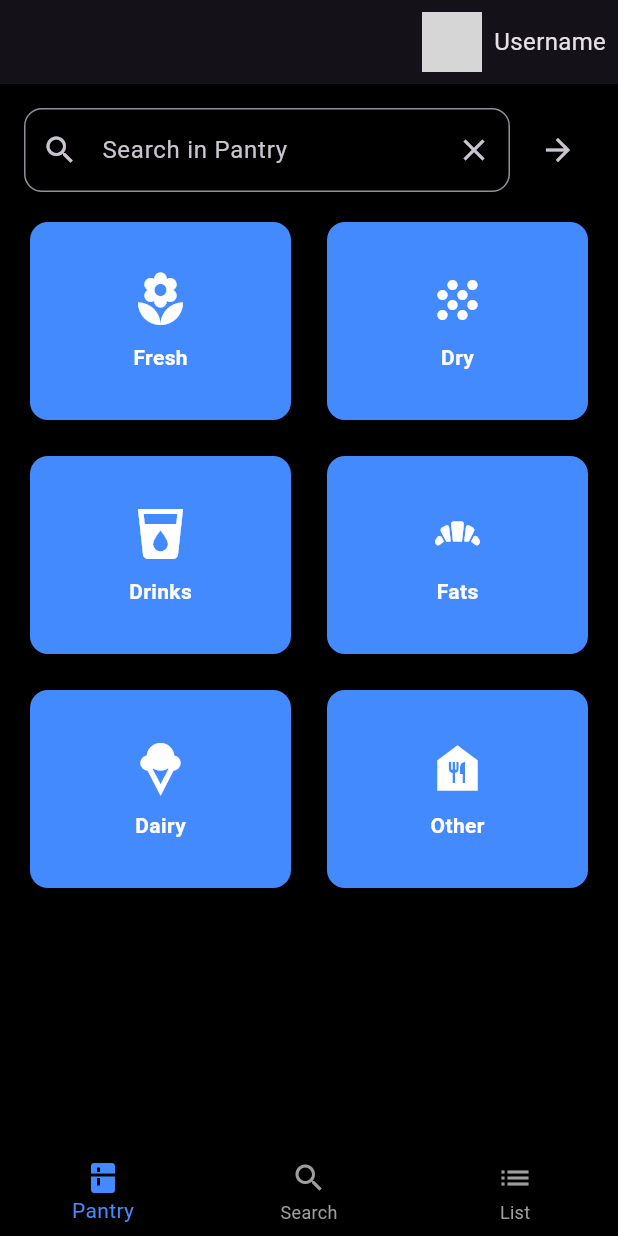
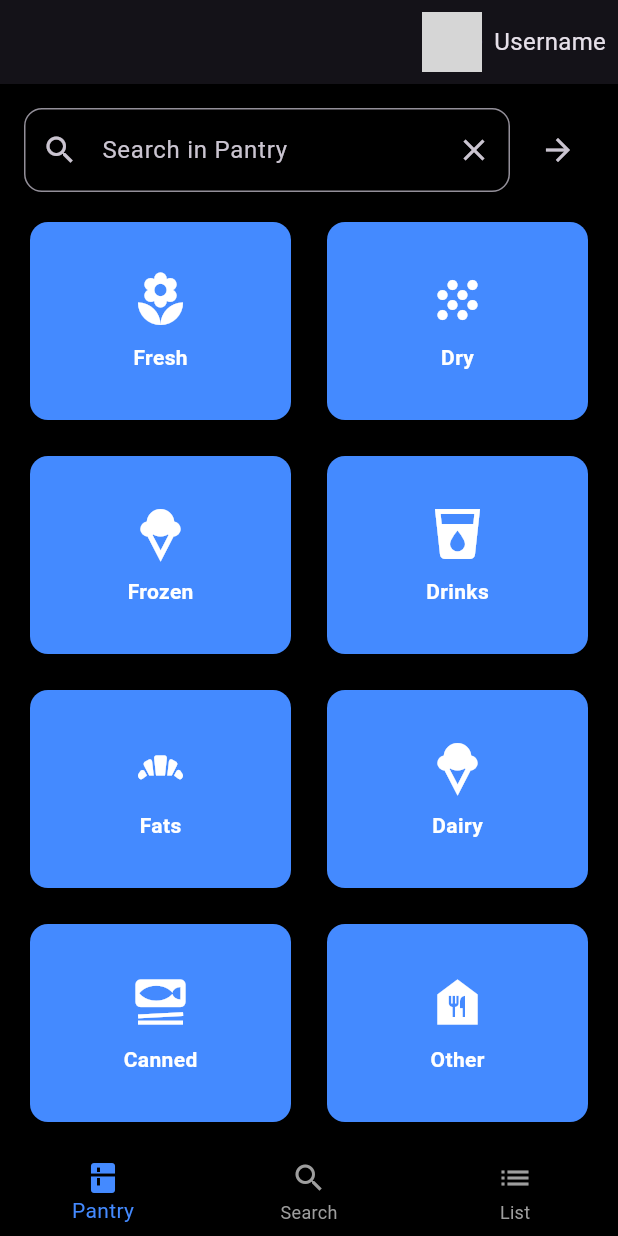
Before and after one commit to Preacher-Goldhand/pantry_mobile, a Flutter app: the screen it shows after launch, on a phone screen of 412 x 824 dp. Run offline on Flutter 3.47's test engine with Material 3 defaults, Android fonts, the phone set to English and light mode, and no system bars; missing offline and left inert: mongo_dart, qr_code_scanner; grey boxes are pictures that could not be loaded.

Commit message:
Added Frozen and Canned Food categories

```diff
--- a/lib/screens/pantry_screen.dart
+++ b/lib/screens/pantry_screen.dart
@@ -87,7 +87,6 @@ class _PantryScreenState extends State<PantryScreen> {
                   ],
                 ),
                 SizedBox(height: 16),
-                // Siatka kategorii
                 Expanded(
                   child: GridView.count(
                     crossAxisCount: 2,
@@ -97,9 +96,11 @@ class _PantryScreenState extends State<PantryScreen> {
                     children: [
                       PantryTile(label: 'Fresh', icon: Icons.local_florist, category: 'Fresh'),
                       PantryTile(label: 'Dry', icon: Icons.grain, category: 'Dry'),
+                      PantryTile(label: 'Frozen', icon: Icons.icecream, category: 'Frozen'),
                       PantryTile(label: 'Drinks', icon: Icons.local_drink, category: 'Drinks'),
                       PantryTile(label: 'Fats', icon: Icons.bakery_dining, category: 'Fats'),
                       PantryTile(label: 'Dairy', icon: Icons.icecream, category: 'Dairy'),
+                      PantryTile(label: 'Canned', icon: Icons.set_meal, category: 'Canned'),
                       PantryTile(label: 'Other', icon: Icons.food_bank, category: 'Other'),
                     ],
                   ),
--- a/lib/screens/search_screen.dart
+++ b/lib/screens/search_screen.dart
@@ -248,7 +248,7 @@ class _SearchScreenState extends State<SearchScreen> {
                       _selectedCategory = newValue;
                     });
                   },
-                  items: <String>['Dry', 'Drinks', 'Fats', 'Dairy', 'Other']
+                  items: <String>['Fresh', 'Dry', 'Frozen', 'Drinks', 'Fats', 'Dairy', 'Canned', 'Other']
                       .map<DropdownMenuItem<String>>((String value) {
                     return DropdownMenuItem<String>(
                       value: value,
```
